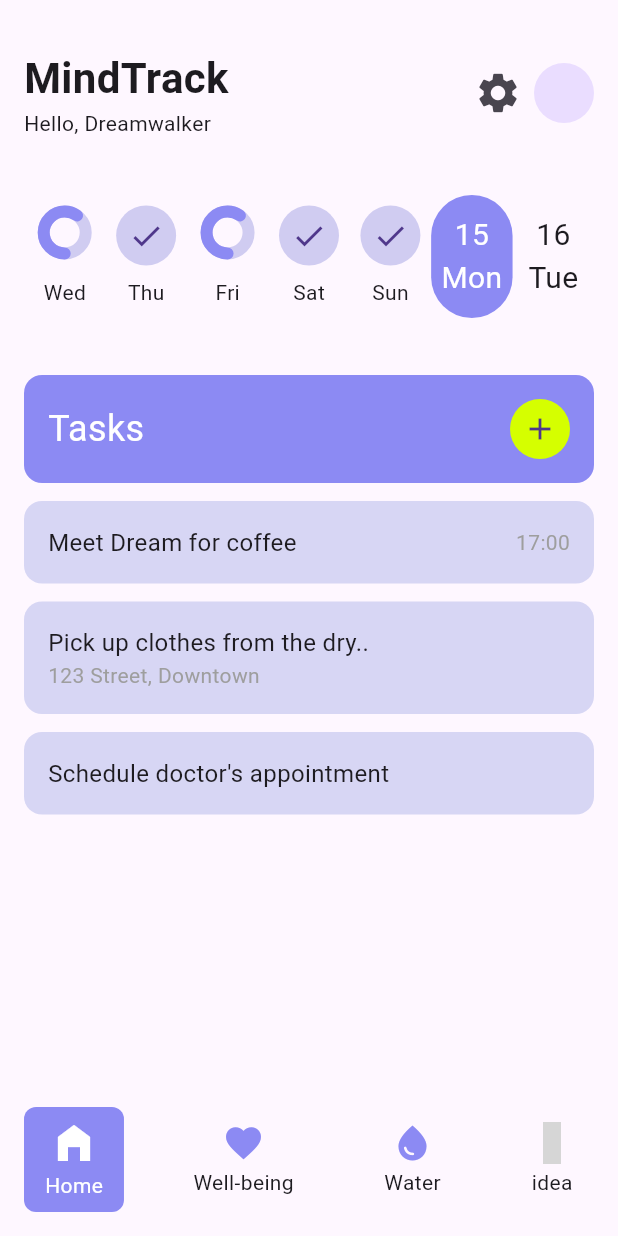
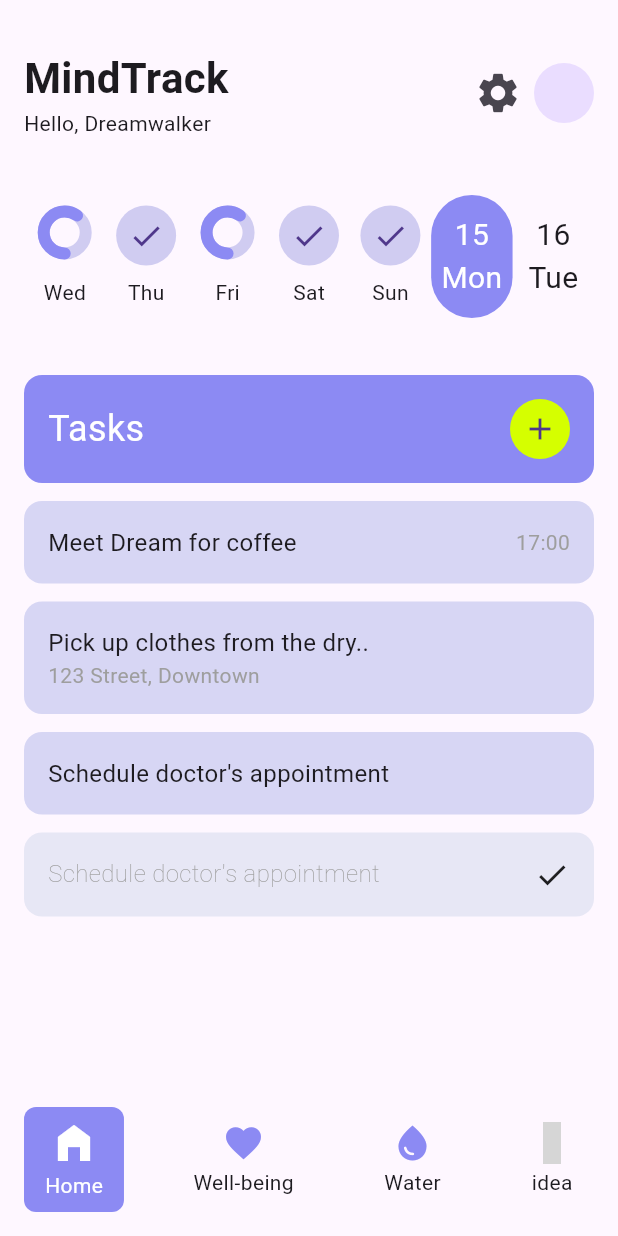
Before and after one commit to JAICHANGPARK/flutter_notebook_chapter_43, a Flutter app: the HabitJournalMainScreen screen opened directly, after a tap on "7 tasks", on a phone screen of 412 x 824 dp. Run offline on Flutter 3.47's test engine with Material 3 defaults, Android fonts, the phone set to English and light mode, and no system bars; drawn by our look-alikes of percent_indicator; our stand-ins replace gap, hugeicons; grey boxes are pictures that could not be loaded.

Commit message:
Update habit_journal_home_screen.dart

```diff
--- a/lib/ep2173_habit_journal_app/ui/home/habit_journal_home_screen.dart
+++ b/lib/ep2173_habit_journal_app/ui/home/habit_journal_home_screen.dart
@@ -312,6 +312,29 @@ class _HabitJournalHomeScreenState extends State<HabitJournalHomeScreen> {
                                 ),
                               ],
                             ),
+                          ),
+                          Container(
+                            padding: EdgeInsets.all(16),
+                            decoration: BoxDecoration(
+                              color: Color.fromRGBO(231, 231, 245, 1),
+                              borderRadius: BorderRadius.circular(12),
+                            ),
+                            width: double.infinity,
+                            child: Row(
+                              crossAxisAlignment: CrossAxisAlignment.start,
+                              mainAxisAlignment: MainAxisAlignment.spaceBetween,
+                              children: [
+                                Text(
+                                  "Schedule doctor's appointment",
+                                  style: TextStyle(
+                                    fontSize: 16,
+                                    color: Colors.grey,
+                                    fontWeight: FontWeight.w200,
+                                  ),
+                                ),
+                                Icon(Icons.check)
+                              ],
+                            ),
                           )
                         ]
                       : [
```
